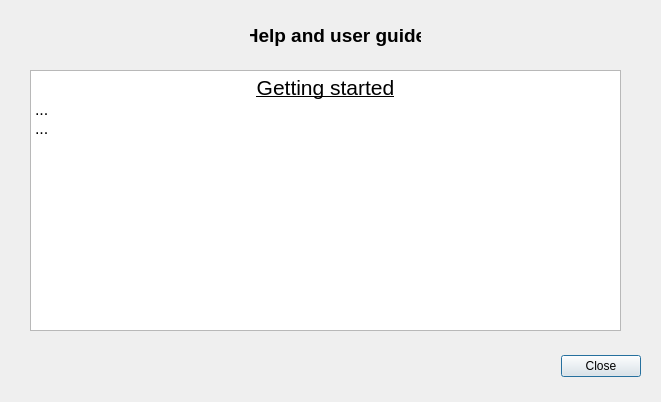
This is ui/help_dialog.ui in Atrate/qSchoolHelper as Qt 5 draws it before an edit. The edited form follows.
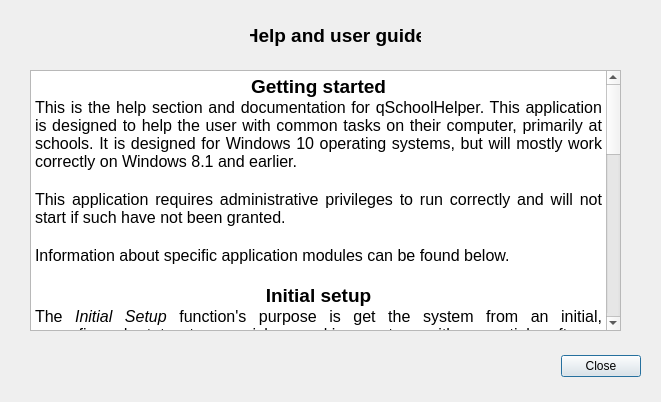
This is the edited form.

Commit message: Added more documentation to help

The edit to the form file:
```diff
--- a/ui/help_dialog.ui
+++ b/ui/help_dialog.ui
@@ -52,9 +52,33 @@
 &lt;html&gt;&lt;head&gt;&lt;meta name=&quot;qrichtext&quot; content=&quot;1&quot; /&gt;&lt;style type=&quot;text/css&quot;&gt;
 p, li { white-space: pre-wrap; }
 &lt;/style&gt;&lt;/head&gt;&lt;body style=&quot; font-family:'Cantarell'; font-size:12pt; font-weight:400; font-style:normal;&quot;&gt;
-&lt;p align=&quot;center&quot; style=&quot; margin-top:0px; margin-bottom:0px; margin-left:0px; margin-right:0px; -qt-block-indent:0; text-indent:0px;&quot;&gt;&lt;span style=&quot; font-size:16pt; text-decoration: underline;&quot;&gt;Getting started&lt;/span&gt;&lt;/p&gt;
-&lt;p style=&quot; margin-top:0px; margin-bottom:0px; margin-left:0px; margin-right:0px; -qt-block-indent:0; text-indent:0px;&quot;&gt;...&lt;/p&gt;
-&lt;p style=&quot; margin-top:0px; margin-bottom:0px; margin-left:0px; margin-right:0px; -qt-block-indent:0; text-indent:0px;&quot;&gt;...&lt;/p&gt;&lt;/body&gt;&lt;/html&gt;</string>
+&lt;p align=&quot;center&quot; style=&quot; margin-top:0px; margin-bottom:0px; margin-left:0px; margin-right:0px; -qt-block-indent:0; text-indent:0px;&quot;&gt;&lt;span style=&quot; font-size:14pt; font-weight:600;&quot;&gt;Getting started&lt;/span&gt;&lt;/p&gt;
+&lt;p align=&quot;justify&quot; style=&quot; margin-top:0px; margin-bottom:0px; margin-left:0px; margin-right:0px; -qt-block-indent:0; text-indent:0px;&quot;&gt;This is the help section and documentation for qSchoolHelper. This application is designed to help the user with common tasks on their computer, primarily at schools. It is designed for Windows 10 operating systems, but will mostly work correctly on Windows 8.1 and earlier.&lt;/p&gt;
+&lt;p align=&quot;justify&quot; style=&quot;-qt-paragraph-type:empty; margin-top:0px; margin-bottom:0px; margin-left:0px; margin-right:0px; -qt-block-indent:0; text-indent:0px;&quot;&gt;&lt;br /&gt;&lt;/p&gt;
+&lt;p align=&quot;justify&quot; style=&quot; margin-top:0px; margin-bottom:0px; margin-left:0px; margin-right:0px; -qt-block-indent:0; text-indent:0px;&quot;&gt;This application requires administrative privileges to run correctly and will not start if such have not been granted.&lt;/p&gt;
+&lt;p align=&quot;justify&quot; style=&quot;-qt-paragraph-type:empty; margin-top:0px; margin-bottom:0px; margin-left:0px; margin-right:0px; -qt-block-indent:0; text-indent:0px;&quot;&gt;&lt;br /&gt;&lt;/p&gt;
+&lt;p align=&quot;justify&quot; style=&quot; margin-top:0px; margin-bottom:0px; margin-left:0px; margin-right:0px; -qt-block-indent:0; text-indent:0px;&quot;&gt;Information about specific application modules can be found below.&lt;/p&gt;
+&lt;p style=&quot;-qt-paragraph-type:empty; margin-top:0px; margin-bottom:0px; margin-left:0px; margin-right:0px; -qt-block-indent:0; text-indent:0px;&quot;&gt;&lt;br /&gt;&lt;/p&gt;
+&lt;p align=&quot;center&quot; style=&quot; margin-top:0px; margin-bottom:0px; margin-left:0px; margin-right:0px; -qt-block-indent:0; text-indent:0px;&quot;&gt;&lt;span style=&quot; font-size:14pt; font-weight:600;&quot;&gt;Initial setup&lt;/span&gt;&lt;/p&gt;
+&lt;p align=&quot;justify&quot; style=&quot; margin-top:0px; margin-bottom:0px; margin-left:0px; margin-right:0px; -qt-block-indent:0; text-indent:0px;&quot;&gt;The &lt;span style=&quot; font-style:italic;&quot;&gt;Initial Setup &lt;/span&gt;function's purpose is get the system from an initial, unconfigured state, to a quicker working system with essential software preinstalled. It does so by disabling several unnecessary system services, cleaning the system (in the same way the Cleaner does) and installing all necessary software.&lt;/p&gt;
+&lt;p align=&quot;justify&quot; style=&quot;-qt-paragraph-type:empty; margin-top:0px; margin-bottom:0px; margin-left:0px; margin-right:0px; -qt-block-indent:0; text-indent:0px;&quot;&gt;&lt;br /&gt;&lt;/p&gt;
+&lt;p align=&quot;justify&quot; style=&quot; margin-top:0px; margin-bottom:0px; margin-left:0px; margin-right:0px; -qt-block-indent:0; text-indent:0px;&quot;&gt;To use the rest of the program, the &lt;span style=&quot; font-style:italic;&quot;&gt;Initial Setup&lt;/span&gt; function will need to have been run at least once. If you wish to bypass that, you can create a text file named &amp;quot;initial_setup_done.txt&amp;quot; in C:\ProgramData\qSchoolCleaner.&lt;/p&gt;
+&lt;p align=&quot;justify&quot; style=&quot;-qt-paragraph-type:empty; margin-top:0px; margin-bottom:0px; margin-left:0px; margin-right:0px; -qt-block-indent:0; text-indent:0px;&quot;&gt;&lt;br /&gt;&lt;/p&gt;
+&lt;p align=&quot;center&quot; style=&quot; margin-top:0px; margin-bottom:0px; margin-left:0px; margin-right:0px; -qt-block-indent:0; text-indent:0px;&quot;&gt;&lt;span style=&quot; font-size:14pt; font-weight:600;&quot;&gt;Cleaner&lt;/span&gt;&lt;/p&gt;
+&lt;p align=&quot;justify&quot; style=&quot; margin-top:0px; margin-bottom:0px; margin-left:0px; margin-right:0px; -qt-block-indent:0; text-indent:0px;&quot;&gt;The &lt;span style=&quot; font-style:italic;&quot;&gt;Cleaner&lt;/span&gt;'s main aim is to remove unneeded files (mostly caches and temporary files) from the computer's drive in order to make it more responsive and free up disk space. The cleaner also removes all .bat and .cmd files from all users' desktops, due to the high frequency of student &amp;quot;pranks&amp;quot; based on creating rogue .bat and .cmd files. &lt;/p&gt;
+&lt;p align=&quot;justify&quot; style=&quot;-qt-paragraph-type:empty; margin-top:0px; margin-bottom:0px; margin-left:0px; margin-right:0px; -qt-block-indent:0; text-indent:0px;&quot;&gt;&lt;br /&gt;&lt;/p&gt;
+&lt;p align=&quot;justify&quot; style=&quot; margin-top:0px; margin-bottom:0px; margin-left:0px; margin-right:0px; -qt-block-indent:0; text-indent:0px;&quot;&gt;The &lt;span style=&quot; font-style:italic;&quot;&gt;Cleaner&lt;/span&gt; achieves its goal by using a software package called &lt;span style=&quot; font-style:italic;&quot;&gt;BleachBit&lt;/span&gt; to clean temporary files and caches quickly and responsibly.&lt;/p&gt;
+&lt;p style=&quot;-qt-paragraph-type:empty; margin-top:0px; margin-bottom:0px; margin-left:0px; margin-right:0px; -qt-block-indent:0; text-indent:0px;&quot;&gt;&lt;br /&gt;&lt;/p&gt;
+&lt;p style=&quot;-qt-paragraph-type:empty; margin-top:0px; margin-bottom:0px; margin-left:0px; margin-right:0px; -qt-block-indent:0; text-indent:0px;&quot;&gt;&lt;br /&gt;&lt;/p&gt;
+&lt;p align=&quot;center&quot; style=&quot; margin-top:0px; margin-bottom:0px; margin-left:0px; margin-right:0px; -qt-block-indent:0; text-indent:0px;&quot;&gt;&lt;span style=&quot; font-size:14pt; font-weight:600;&quot;&gt;Software installer&lt;/span&gt;&lt;/p&gt;
+&lt;p align=&quot;justify&quot; style=&quot; margin-top:0px; margin-bottom:0px; margin-left:0px; margin-right:0px; -qt-block-indent:0; text-indent:0px;&quot;&gt;The &lt;span style=&quot; font-style:italic;&quot;&gt;Software Installer&lt;/span&gt;'s purpose is to help the user to install missing software packages that would be required for a correct functioning of the system in a school environment. These software packages include:&lt;/p&gt;
+&lt;p align=&quot;justify&quot; style=&quot; margin-top:0px; margin-bottom:0px; margin-left:0px; margin-right:0px; -qt-block-indent:0; text-indent:0px;&quot;&gt;–  Adobe Reader;&lt;/p&gt;
+&lt;p align=&quot;justify&quot; style=&quot; margin-top:0px; margin-bottom:0px; margin-left:0px; margin-right:0px; -qt-block-indent:0; text-indent:0px;&quot;&gt;–  LibreOffice;&lt;/p&gt;
+&lt;p align=&quot;justify&quot; style=&quot; margin-top:0px; margin-bottom:0px; margin-left:0px; margin-right:0px; -qt-block-indent:0; text-indent:0px;&quot;&gt;–  Mozilla Firefox;&lt;/p&gt;
+&lt;p align=&quot;justify&quot; style=&quot; margin-top:0px; margin-bottom:0px; margin-left:0px; margin-right:0px; -qt-block-indent:0; text-indent:0px;&quot;&gt;–  PowerPoint Viewer;&lt;/p&gt;
+&lt;p align=&quot;justify&quot; style=&quot; margin-top:0px; margin-bottom:0px; margin-left:0px; margin-right:0px; -qt-block-indent:0; text-indent:0px;&quot;&gt;–  VLC Media Player.&lt;/p&gt;
+&lt;p align=&quot;justify&quot; style=&quot;-qt-paragraph-type:empty; margin-top:0px; margin-bottom:0px; margin-left:0px; margin-right:0px; -qt-block-indent:0; text-indent:0px;&quot;&gt;&lt;br /&gt;&lt;/p&gt;
+&lt;p align=&quot;justify&quot; style=&quot; margin-top:0px; margin-bottom:0px; margin-left:0px; margin-right:0px; -qt-block-indent:0; text-indent:0px;&quot;&gt;These applications will automatically be installed when &lt;span style=&quot; font-style:italic;&quot;&gt;Initial Setup&lt;/span&gt; is run and can be reinstalled by using the &lt;span style=&quot; font-style:italic;&quot;&gt;Software Installer&lt;/span&gt; when needed.&lt;/p&gt;&lt;/body&gt;&lt;/html&gt;</string>
    </property>
   </widget>
   <widget class="QLabel" name="label">
```
The commit also changes 2 other files.
